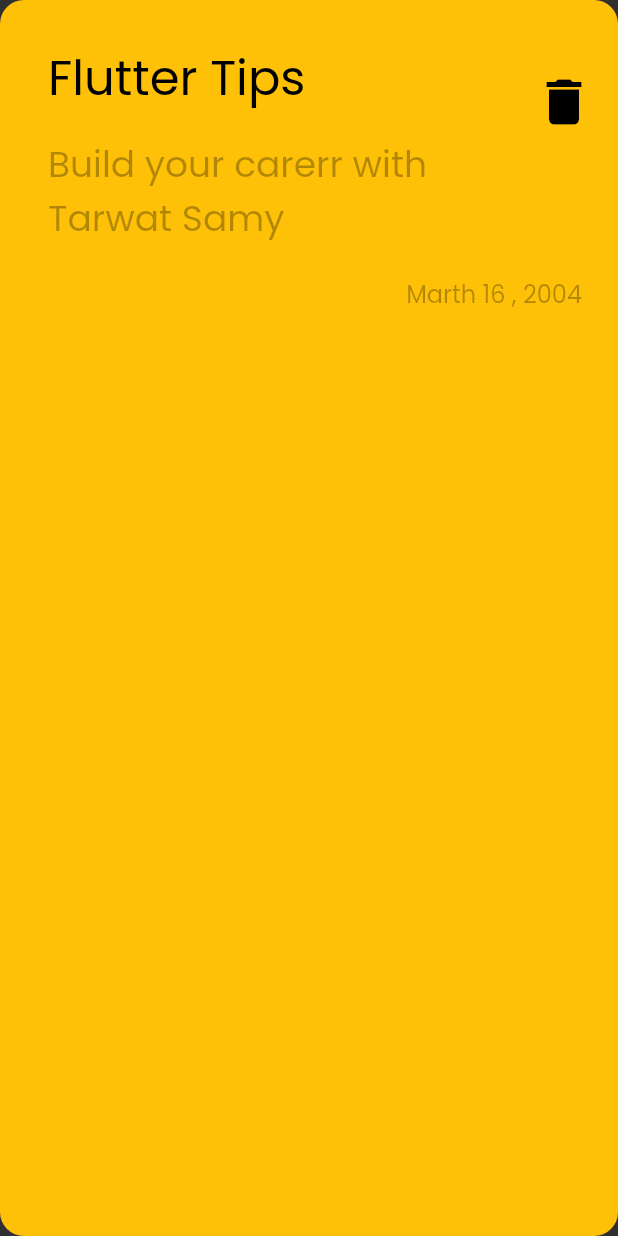
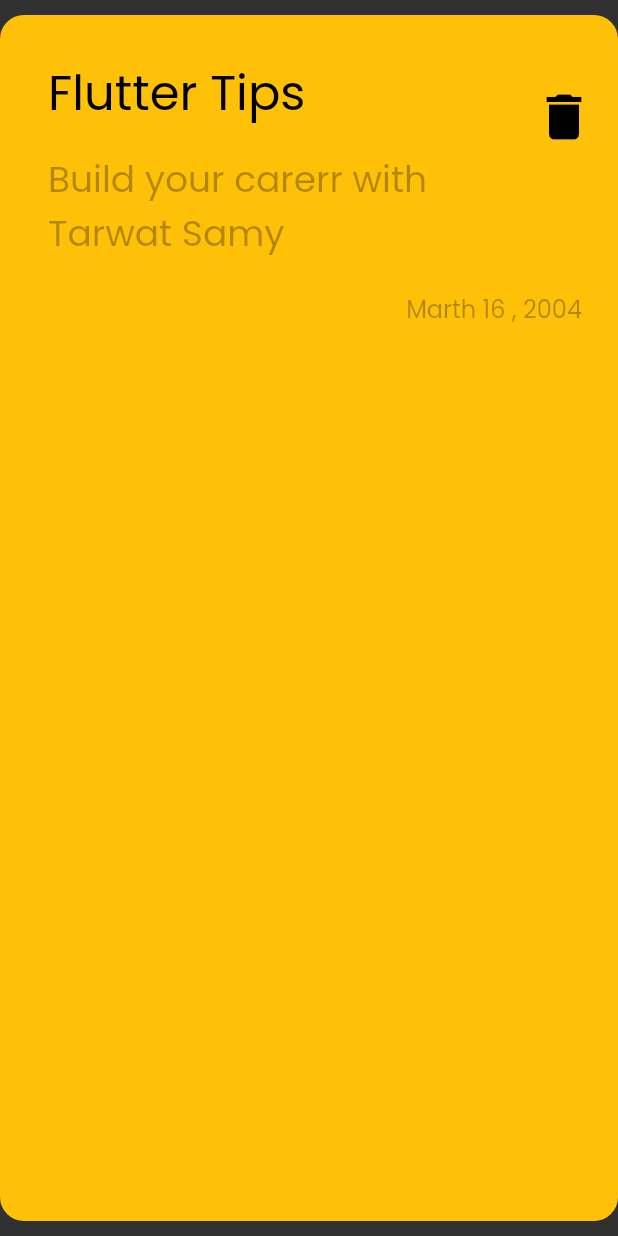
Before and after one commit to hatemf934/notes_app, a Flutter app: the NoteTips widget shown alone on an empty page, opened directly, on a phone screen of 412 x 824 dp. Run offline on Flutter 3.47's test engine with Material 3 defaults, Android fonts, the phone set to English and light mode, and no system bars; our stand-ins replace flutter_bloc.

```diff
--- a/lib/widgets/note_tips.dart
+++ b/lib/widgets/note_tips.dart
@@ -5,7 +5,9 @@ class NoteTips extends StatelessWidget {
 
   @override
   Widget build(BuildContext context) {
-    return Container(
+    return Padding(
+      padding: const EdgeInsets.symmetric(vertical: 10),
+      child: Container(
         padding: const EdgeInsets.only(top: 24, bottom: 24, left: 16),
         decoration: BoxDecoration(
           color: Colors.amber,
@@ -43,6 +45,7 @@ class NoteTips extends StatelessWidget {
             )
           ],
         ),
+      ),
     );
   }
 }
```
Also changed, not shown: lib/widgets/notes_body.dart (+3 -4 lines), lib/widgets/custom_notes_list_view.dart (added). Lines whose indentation alone changed are shown as unchanged.
